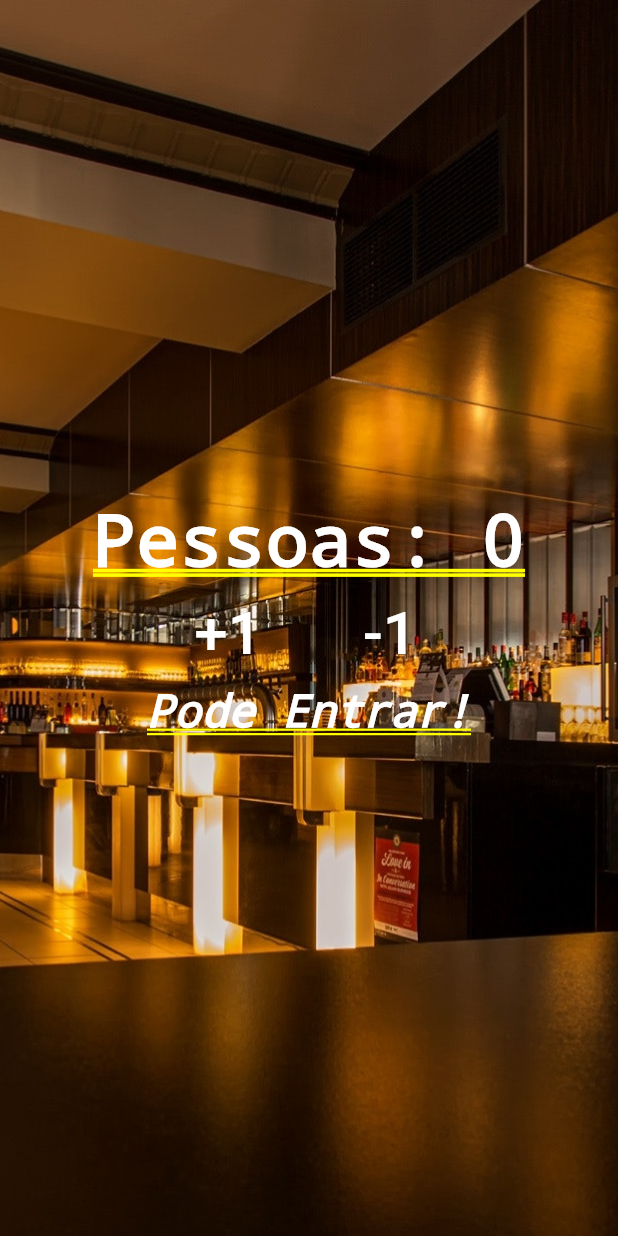
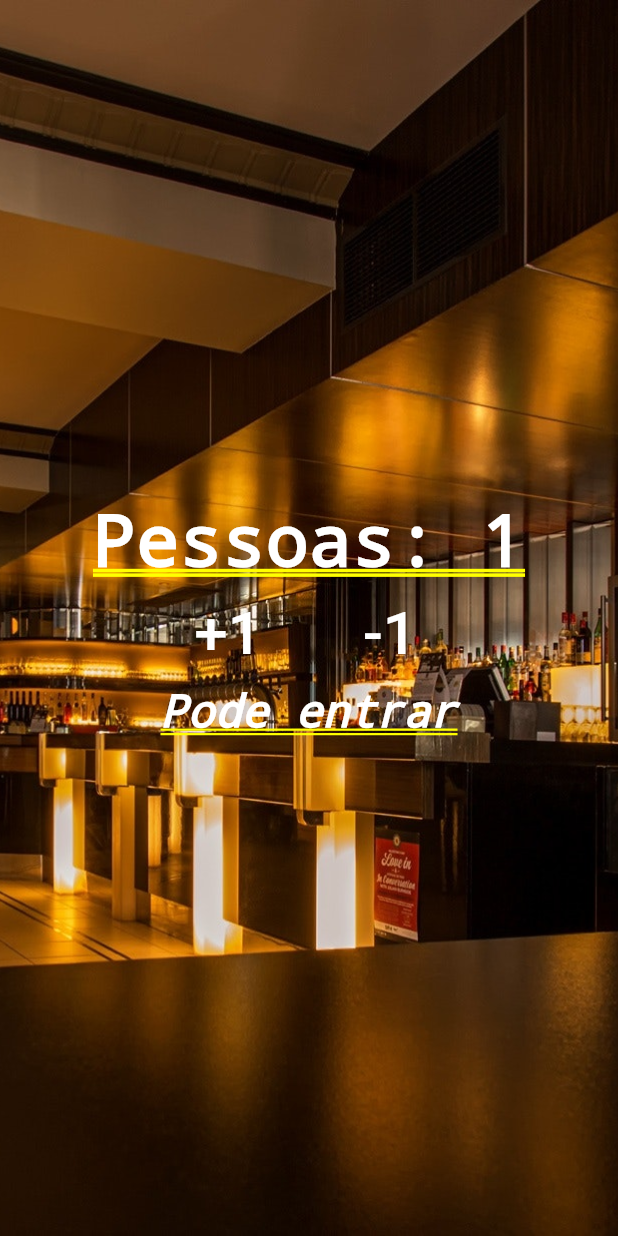
Before and after one commit to Flaviomachadodesousa/Contador_de_pessoas, a Flutter app: the screen it shows after launch, after a tap on "+1", on a phone screen of 412 x 824 dp. Run offline on Flutter 3.47's test engine with Material 2 defaults, Android fonts, the phone set to English and light mode, and no system bars.

Commit message:
Update main.dart

```diff
--- a/lib/main.dart
+++ b/lib/main.dart
@@ -3,15 +3,44 @@ import 'package:flutter/material.dart';
 void main() {
   runApp(MaterialApp(
       title: "Contator de pessoas",
-      home: Stack(
+      home: Home()));
+}
+
+class Home extends StatefulWidget {
+  @override
+  _HomeState createState() => _HomeState();
+}
+
+class _HomeState extends State<Home> {
+
+  int _people = 0;
+  String _infoText = "Pode entrar";
+
+  void _changePeople(int delta){
+    setState(() {
+    _people += delta;
+
+    if(_people < 0){
+      _infoText = "Mundo Invertido";
+    }else if (_people <= 10){
+      _infoText = "Pode entrar";
+    }else{
+      _infoText = "Lotado";
+    }
+
+    });
+  }
+
+  @override
+  Widget build(BuildContext context) {
+    return Stack(
       children: <Widget>[
-          Image.asset("images/restaurant.jpg",
-              fit: BoxFit.cover, height: 1000.0),
+        Image.asset("images/restaurant.jpg", fit: BoxFit.cover, height: 1000.0),
         Column(
           mainAxisAlignment: MainAxisAlignment.center,
           children: <Widget>[
             Text(
-                "Pessoas: 0",
+              "Pessoas: $_people",
               style:
                   TextStyle(color: Colors.white, fontWeight: FontWeight.bold),
             ),
@@ -22,24 +51,26 @@ void main() {
                   padding: EdgeInsets.all(10.0),
                   child: FlatButton(
                     child: Text("+1",
-                          style:
-                              TextStyle(fontSize: 40.0, color: Colors.white)),
-                      onPressed: () {},
+                        style: TextStyle(fontSize: 40.0, color: Colors.white)),
+                    onPressed: () {
+                      _changePeople(1);
+                    },
                   ),
                 ),
                 Padding(
                   padding: EdgeInsets.all(10.0),
                   child: FlatButton(
                     child: Text("-1",
-                          style:
-                              TextStyle(fontSize: 40.0, color: Colors.white)),
-                      onPressed: () {},
+                        style: TextStyle(fontSize: 40.0, color: Colors.white)),
+                    onPressed: () {
+                      _changePeople(-1);
+                    },
                   ),
                 ),
               ],
             ),
             Text(
-                "Pode Entrar!",
+              _infoText,
               style: TextStyle(
                   color: Colors.white,
                   fontStyle: FontStyle.italic,
@@ -48,5 +79,6 @@ void main() {
           ],
         )
       ],
-      )));
+    );
   }
+}
```
Lines whose indentation alone changed are shown as unchanged.
